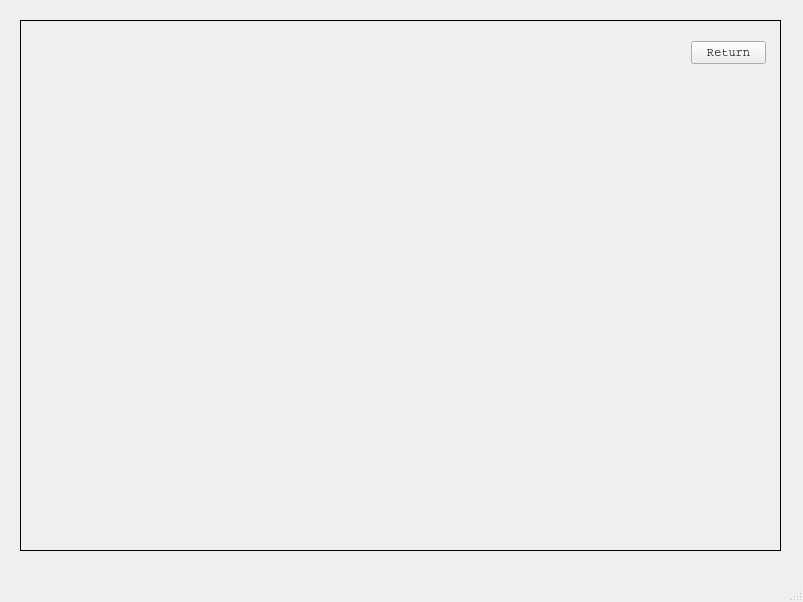
Old version of the form CS1D_Project_2/mainwindow.ui in the repository hicholasnu/Take-Me-Out-To-The-Ballgame.
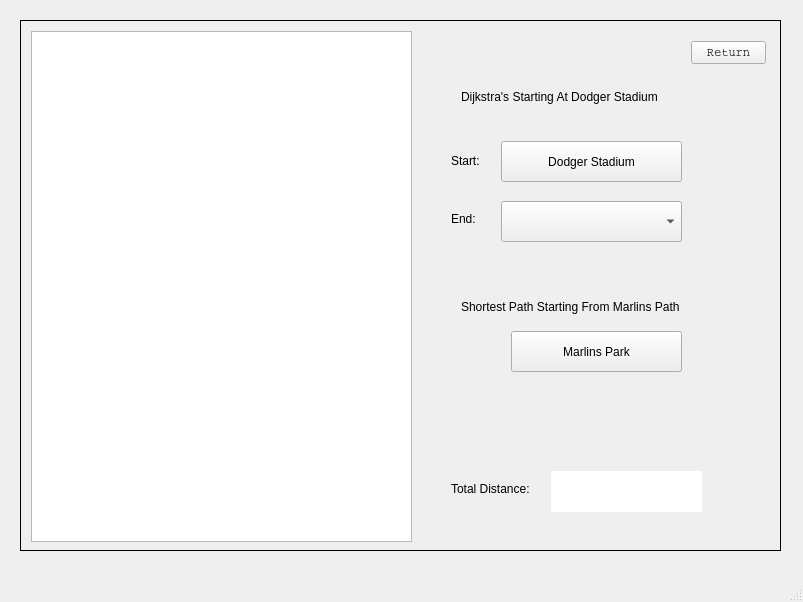
New version of the form. The open tabs and pages were chosen to show the change.

Commit message: Shortest Trip

Patch:
```diff
--- a/CS1D_Project_2/mainwindow.ui
+++ b/CS1D_Project_2/mainwindow.ui
@@ -834,6 +834,143 @@
        <string>Return</string>
       </property>
      </widget>
+     <widget class="QTextBrowser" name="textBrowserShortestPath">
+      <property name="geometry">
+       <rect>
+        <x>10</x>
+        <y>10</y>
+        <width>381</width>
+        <height>511</height>
+       </rect>
+      </property>
+     </widget>
+     <widget class="QLabel" name="label_3">
+      <property name="geometry">
+       <rect>
+        <x>430</x>
+        <y>130</y>
+        <width>41</width>
+        <height>20</height>
+       </rect>
+      </property>
+      <property name="text">
+       <string>Start:</string>
+      </property>
+     </widget>
+     <widget class="QLabel" name="label_4">
+      <property name="geometry">
+       <rect>
+        <x>430</x>
+        <y>190</y>
+        <width>41</width>
+        <height>16</height>
+       </rect>
+      </property>
+      <property name="text">
+       <string>End:</string>
+      </property>
+     </widget>
+     <widget class="QPushButton" name="pushButtonDodgerStadium">
+      <property name="geometry">
+       <rect>
+        <x>480</x>
+        <y>120</y>
+        <width>181</width>
+        <height>41</height>
+       </rect>
+      </property>
+      <property name="text">
+       <string>Dodger Stadium</string>
+      </property>
+     </widget>
+     <widget class="QComboBox" name="comboBoxShortestPath">
+      <property name="geometry">
+       <rect>
+        <x>480</x>
+        <y>180</y>
+        <width>181</width>
+        <height>41</height>
+       </rect>
+      </property>
+     </widget>
+     <widget class="QLabel" name="label_5">
+      <property name="geometry">
+       <rect>
+        <x>440</x>
+        <y>60</y>
+        <width>251</width>
+        <height>31</height>
+       </rect>
+      </property>
+      <property name="font">
+       <font>
+        <pointsize>9</pointsize>
+       </font>
+      </property>
+      <property name="text">
+       <string>Dijkstra's Starting At Dodger Stadium </string>
+      </property>
+     </widget>
+     <widget class="QLabel" name="label_6">
+      <property name="geometry">
+       <rect>
+        <x>440</x>
+        <y>270</y>
+        <width>281</width>
+        <height>31</height>
+       </rect>
+      </property>
+      <property name="font">
+       <font>
+        <pointsize>9</pointsize>
+       </font>
+      </property>
+      <property name="text">
+       <string>Shortest Path Starting From Marlins Path</string>
+      </property>
+     </widget>
+     <widget class="QPushButton" name="pushButtonMarlinsPark">
+      <property name="geometry">
+       <rect>
+        <x>490</x>
+        <y>310</y>
+        <width>171</width>
+        <height>41</height>
+       </rect>
+      </property>
+      <property name="text">
+       <string>Marlins Park</string>
+      </property>
+     </widget>
+     <widget class="QLabel" name="label_7">
+      <property name="geometry">
+       <rect>
+        <x>430</x>
+        <y>460</y>
+        <width>91</width>
+        <height>16</height>
+       </rect>
+      </property>
+      <property name="text">
+       <string>Total Distance:</string>
+      </property>
+     </widget>
+     <widget class="QLabel" name="labelShorestDistance">
+      <property name="geometry">
+       <rect>
+        <x>530</x>
+        <y>450</y>
+        <width>151</width>
+        <height>41</height>
+       </rect>
+      </property>
+      <property name="styleSheet">
+       <string notr="true">background-color: rgb(255, 255, 255);</string>
+      </property>
+      <property name="text">
+       <string/>
+      </property>
+     </widget>
     </widget>
     <widget class="QWidget" name="CustomTripScreen">
      <widget class="QPushButton" name="pushButtonReturnFromCustomTripScreen">
```
Left out of the diff: 2 changed lines with no effect on the pictures. The commit also changes 17 other files.
